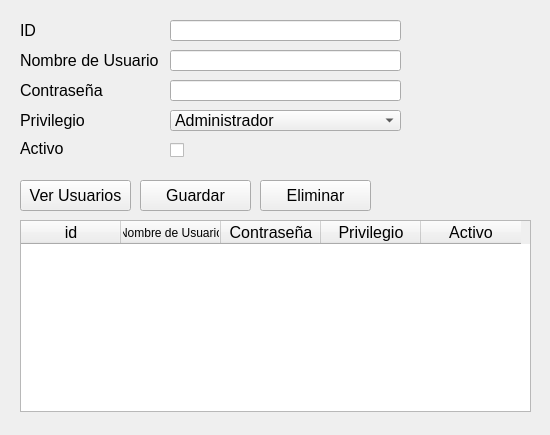
Above: user_management.ui from nbenitz/fece_reco before the change. Below: the same form after it.
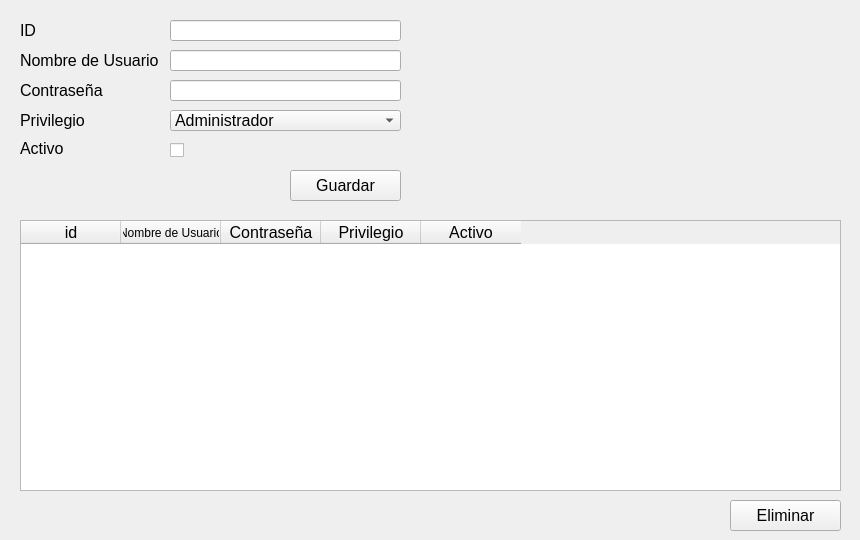
That is the form after the change.

What changed in the file:
```diff
--- a/user_management.ui
+++ b/user_management.ui
@@ -6,8 +6,8 @@
    <rect>
     <x>0</x>
     <y>0</y>
-    <width>550</width>
-    <height>435</height>
+    <width>860</width>
+    <height>540</height>
    </rect>
   </property>
   <property name="font">
@@ -18,26 +18,13 @@
   <property name="windowTitle">
    <string>Form</string>
   </property>
-  <widget class="QPushButton" name="pushButton">
-   <property name="geometry">
-    <rect>
-     <x>20</x>
-     <y>180</y>
-     <width>111</width>
-     <height>31</height>
-    </rect>
-   </property>
-   <property name="text">
-    <string>Ver Usuarios</string>
-   </property>
-  </widget>
   <widget class="QTableWidget" name="tableWidget">
    <property name="geometry">
     <rect>
      <x>20</x>
      <y>220</y>
-     <width>511</width>
-     <height>192</height>
+     <width>821</width>
+     <height>271</height>
     </rect>
    </property>
    <column>
@@ -180,8 +167,8 @@
   <widget class="QPushButton" name="pushButton_Guardar">
    <property name="geometry">
     <rect>
-     <x>140</x>
-     <y>180</y>
+     <x>290</x>
+     <y>170</y>
      <width>111</width>
      <height>31</height>
     </rect>
@@ -229,8 +216,8 @@
   <widget class="QPushButton" name="pushButton_Eliminar">
    <property name="geometry">
     <rect>
-     <x>260</x>
-     <y>180</y>
+     <x>730</x>
+     <y>500</y>
      <width>111</width>
      <height>31</height>
     </rect>
```
